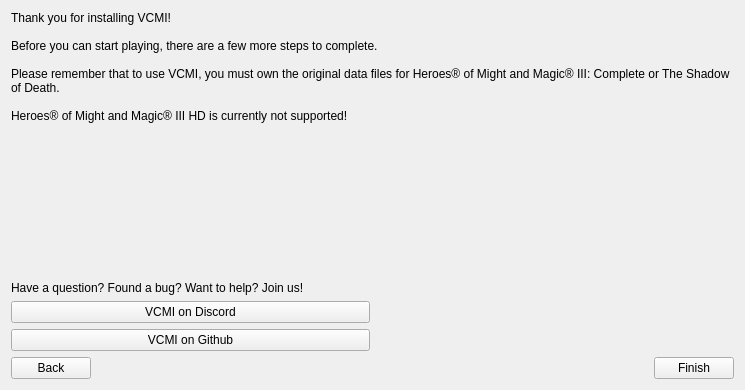
Above: launcher/firstLaunch/firstlaunch_moc.ui from GeorgeK1ng/vcmi before the change. Below: the same form after it.
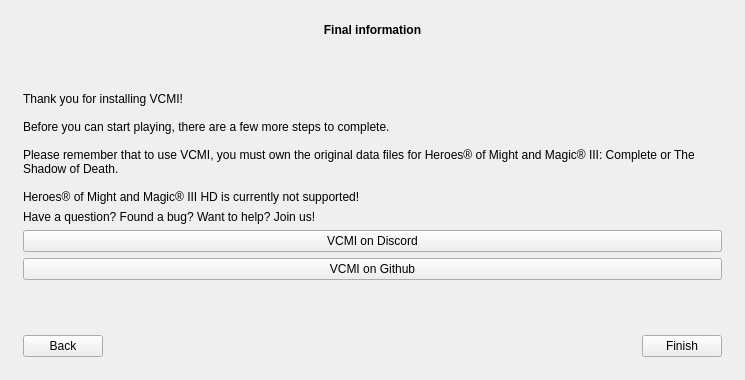
That is the form after the change. The open tabs and pages were chosen to show the change. Icons and pictures are not drawn.

Commit message: Align first-launch page layouts and button anchors

```diff
--- a/launcher/firstLaunch/firstlaunch_moc.ui
+++ b/launcher/firstLaunch/firstlaunch_moc.ui
@@ -164,7 +164,7 @@
           <enum>Qt::Orientation::Vertical</enum>
          </property>
          <property name="sizeType">
-          <enum>QSizePolicy::Policy::Fixed</enum>
+          <enum>QSizePolicy::Policy::Expanding</enum>
          </property>
          <property name="sizeHint" stdset="0">
           <size>
@@ -453,6 +453,9 @@
          <property name="orientation">
           <enum>Qt::Orientation::Vertical</enum>
          </property>
+         <property name="sizeType">
+          <enum>QSizePolicy::Policy::Expanding</enum>
+         </property>
          <property name="sizeHint" stdset="0">
           <size>
            <width>20</width>
@@ -503,16 +506,16 @@
      <widget class="QWidget" name="pageModPreset">
       <layout class="QVBoxLayout" name="verticalLayout_3">
        <property name="leftMargin">
-        <number>0</number>
+        <number>12</number>
        </property>
        <property name="topMargin">
-        <number>0</number>
+        <number>12</number>
        </property>
        <property name="rightMargin">
-        <number>0</number>
+        <number>12</number>
        </property>
        <property name="bottomMargin">
-        <number>0</number>
+        <number>12</number>
        </property>
        <item>
         <widget class="QLabel" name="labelPresetTitle">
@@ -535,7 +538,7 @@
           <enum>Qt::Orientation::Vertical</enum>
          </property>
          <property name="sizeType">
-          <enum>QSizePolicy::Policy::Fixed</enum>
+          <enum>QSizePolicy::Policy::Expanding</enum>
          </property>
          <property name="sizeHint" stdset="0">
           <size>
@@ -957,6 +960,9 @@
          <property name="orientation">
           <enum>Qt::Orientation::Vertical</enum>
          </property>
+         <property name="sizeType">
+          <enum>QSizePolicy::Policy::Expanding</enum>
+         </property>
          <property name="sizeHint" stdset="0">
           <size>
            <width>20</width>
@@ -999,61 +1005,51 @@
       </layout>
      </widget>
      <widget class="QWidget" name="pageInfo">
-      <layout class="QGridLayout" name="gridLayout_3">
+      <layout class="QVBoxLayout" name="verticalLayoutInfoPage">
        <property name="leftMargin">
-        <number>0</number>
+        <number>12</number>
        </property>
        <property name="topMargin">
-        <number>0</number>
+        <number>12</number>
        </property>
        <property name="rightMargin">
-        <number>0</number>
+        <number>12</number>
        </property>
        <property name="bottomMargin">
-        <number>0</number>
+        <number>12</number>
        </property>
-       <property name="horizontalSpacing">
-        <number>6</number>
-       </property>
-       <item row="1" column="0">
-        <spacer name="verticalSpacer">
+       <item>
+        <widget class="QLabel" name="labelInfoTitle">
+         <property name="font">
+          <font>
+           <bold>true</bold>
+          </font>
+         </property>
+         <property name="text">
+          <string>Final information</string>
+         </property>
+         <property name="alignment">
+          <set>Qt::AlignmentFlag::AlignCenter</set>
+         </property>
+        </widget>
+       </item>
+       <item>
+        <spacer name="verticalSpacerInfoTop">
          <property name="orientation">
           <enum>Qt::Orientation::Vertical</enum>
          </property>
+         <property name="sizeType">
+          <enum>QSizePolicy::Policy::Expanding</enum>
+         </property>
          <property name="sizeHint" stdset="0">
           <size>
            <width>20</width>
-           <height>8</height>
+           <height>20</height>
           </size>
          </property>
         </spacer>
        </item>
-       <item row="2" column="0" colspan="2">
-        <layout class="QGridLayout" name="gridLayout_5">
-         <item row="2" column="0">
-          <widget class="QPushButton" name="pushButtonGithub">
-           <property name="text">
-            <string>VCMI on Github</string>
-           </property>
-          </widget>
-         </item>
-         <item row="1" column="0">
-          <widget class="QPushButton" name="pushButtonDiscord">
-           <property name="text">
-            <string>VCMI on Discord</string>
-           </property>
-          </widget>
-         </item>
-         <item row="0" column="0" colspan="2">
-          <widget class="QLabel" name="labelLanguageSocial">
-           <property name="text">
-            <string>Have a question? Found a bug? Want to help? Join us!</string>
-           </property>
-          </widget>
-         </item>
-        </layout>
-       </item>
-       <item row="0" column="0" colspan="2">
+       <item>
         <widget class="QLabel" name="labelLanguageWelcome">
          <property name="text">
           <string>Thank you for installing VCMI!
@@ -1069,7 +1065,48 @@
          </property>
         </widget>
        </item>
-       <item row="3" column="0" colspan="2">
+       <item>
+        <layout class="QVBoxLayout" name="verticalLayoutInfoLinks">
+         <item>
+          <widget class="QLabel" name="labelLanguageSocial">
+           <property name="text">
+            <string>Have a question? Found a bug? Want to help? Join us!</string>
+           </property>
+          </widget>
+         </item>
+         <item>
+          <widget class="QPushButton" name="pushButtonDiscord">
+           <property name="text">
+            <string>VCMI on Discord</string>
+           </property>
+          </widget>
+         </item>
+         <item>
+          <widget class="QPushButton" name="pushButtonGithub">
+           <property name="text">
+            <string>VCMI on Github</string>
+           </property>
+          </widget>
+         </item>
+        </layout>
+       </item>
+       <item>
+        <spacer name="verticalSpacerInfoBottom">
+         <property name="orientation">
+          <enum>Qt::Orientation::Vertical</enum>
+         </property>
+         <property name="sizeType">
+          <enum>QSizePolicy::Policy::Expanding</enum>
+         </property>
+         <property name="sizeHint" stdset="0">
+          <size>
+           <width>20</width>
+           <height>20</height>
+          </size>
+         </property>
+        </spacer>
+       </item>
+       <item>
         <layout class="QHBoxLayout" name="horizontalLayout_2">
          <property name="spacing">
           <number>6</number>
```
